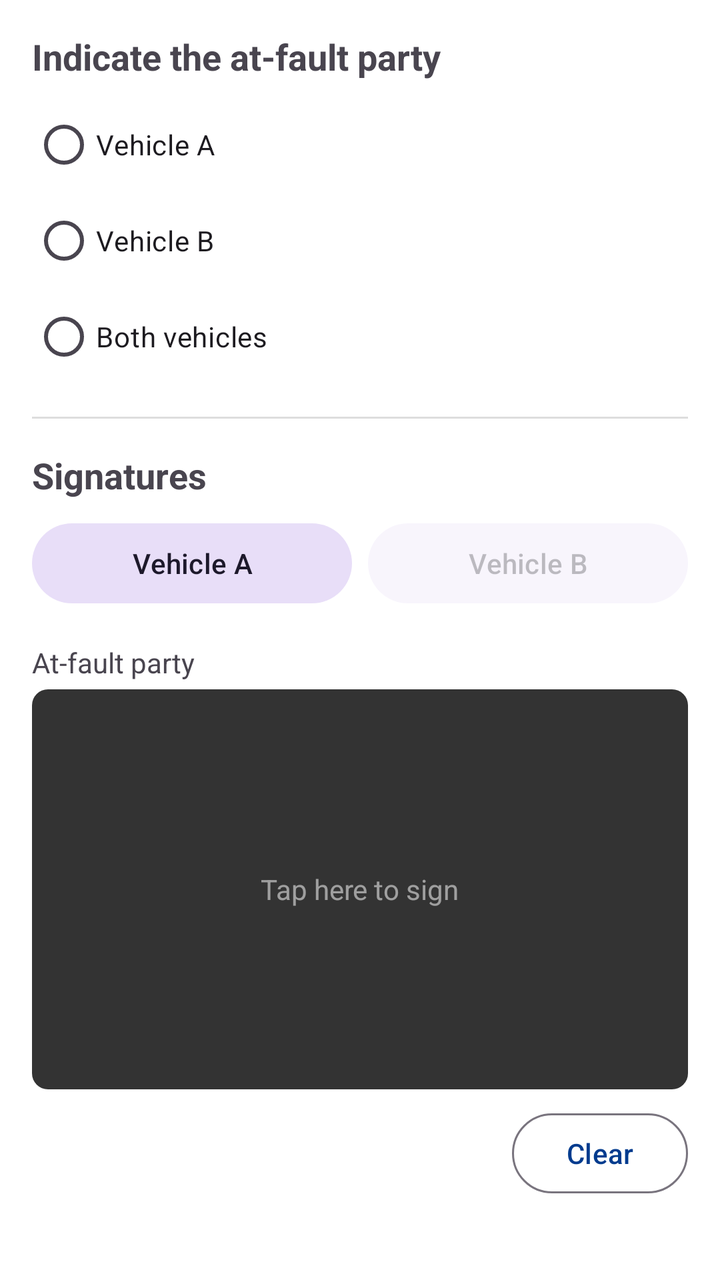
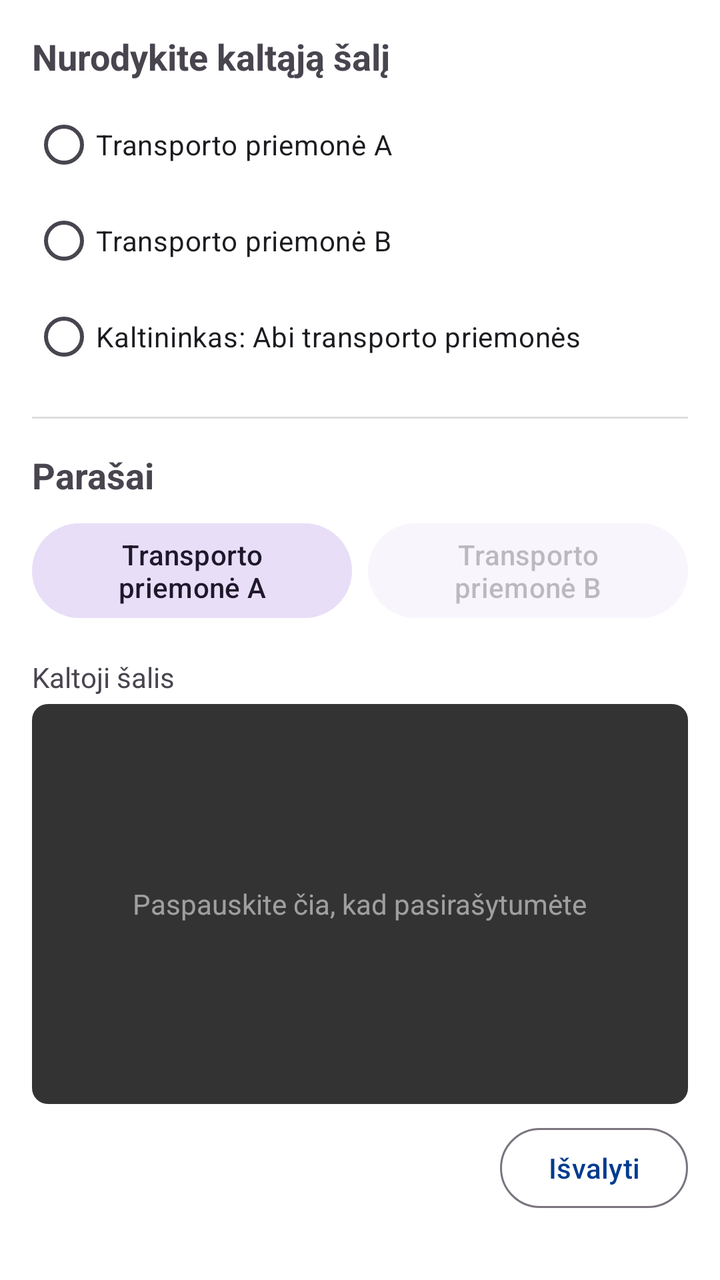

The first picture is an Android layout as it rendered before a commit; the second is the same layout after the commit. The layout source and the unified diff follow.
<!-- AndroidManifest.xml: application theme Theme.AccidentReportingApp -->
<!-- res/layout/step_fault_signature.xml -->
<?xml version="1.0" encoding="utf-8"?>
<ScrollView xmlns:android="http://schemas.android.com/apk/res/android"
    android:layout_width="match_parent"
    android:layout_height="match_parent"
    android:fillViewport="true">

    <LinearLayout
        android:layout_width="match_parent"
        android:layout_height="wrap_content"
        android:orientation="vertical"
        android:padding="16dp">

        <TextView
            android:layout_width="wrap_content"
            android:layout_height="wrap_content"
            android:text="Indicate the at-fault party"
            android:textSize="18sp"
            android:textStyle="bold"
            android:layout_marginBottom="8dp" />

        <RadioGroup
            android:id="@+id/radio_group_fault"
            android:layout_width="match_parent"
            android:layout_height="wrap_content"
            android:orientation="vertical">

            <RadioButton
                android:id="@+id/radio_fault_a"
                android:layout_width="wrap_content"
                android:layout_height="wrap_content"
                android:text="Vehicle A" />

            <RadioButton
                android:id="@+id/radio_fault_b"
                android:layout_width="wrap_content"
                android:layout_height="wrap_content"
                android:text="Vehicle B" />

            <RadioButton
                android:id="@+id/radio_fault_both"
                android:layout_width="wrap_content"
                android:layout_height="wrap_content"
                android:text="Both vehicles" />
        </RadioGroup>

        <TextView
            android:id="@+id/tv_fault_summary"
            android:layout_width="match_parent"
            android:layout_height="wrap_content"
            android:layout_marginTop="8dp"
            android:textColor="@color/accent"
            android:visibility="gone" />

        <View
            android:layout_width="match_parent"
            android:layout_height="1dp"
            android:background="#DDDDDD"
            android:layout_marginVertical="16dp" />

        <TextView
            android:layout_width="wrap_content"
            android:layout_height="wrap_content"
            android:text="Signatures"
            android:textSize="18sp"
            android:textStyle="bold"
            android:layout_marginBottom="8dp" />

        <LinearLayout
            android:layout_width="match_parent"
            android:layout_height="wrap_content"
            android:orientation="horizontal"
            android:layout_marginBottom="16dp">

            <com.google.android.material.button.MaterialButton
                android:id="@+id/tab_sig_a"
                style="@style/Widget.Material3.Button.TonalButton"
                android:layout_width="0dp"
                android:layout_height="wrap_content"
                android:layout_weight="1"
                android:text="Vehicle A"
                android:layout_marginEnd="4dp" />

            <com.google.android.material.button.MaterialButton
                android:id="@+id/tab_sig_b"
                style="@style/Widget.Material3.Button.TonalButton"
                android:layout_width="0dp"
                android:layout_height="wrap_content"
                android:layout_weight="1"
                android:text="Vehicle B"
                android:layout_marginStart="4dp"
                android:alpha="0.3"/>
        </LinearLayout>

        <TextView
            android:layout_width="wrap_content"
            android:layout_height="wrap_content"
            android:text="At-fault party"
            android:textSize="14sp"
            android:layout_marginBottom="4dp" />

        <FrameLayout
            android:id="@+id/signature_container"
            android:layout_width="match_parent"
            android:layout_height="200dp"
            android:background="@drawable/bg_signature_canvas">

            <TextView
                android:id="@+id/tv_sign_hint"
                android:layout_width="wrap_content"
                android:layout_height="wrap_content"
                android:layout_gravity="center"
                android:text="Tap here to sign"
                android:textColor="#88FFFFFF" />
        </FrameLayout>

        <com.google.android.material.button.MaterialButton
            android:id="@+id/btn_clear_signature"
            style="@style/Widget.Material3.Button.OutlinedButton"
            android:layout_width="wrap_content"
            android:layout_height="wrap_content"
            android:layout_gravity="end"
            android:layout_marginTop="8dp"
            android:text="Clear" />

    </LinearLayout>
</ScrollView>
<!-- resources referenced by this layout -->
<resources>
  <color name="accent">#A57982</color>
  <!-- drawable bg_signature_canvas (drawable) -->
  <?xml version="1.0" encoding="utf-8"?>
  <shape xmlns:android="http://schemas.android.com/apk/res/android">
      <solid android:color="@color/surface_dark" />
      <corners android:radius="8dp" />
  </shape>
  <style name="Theme.AccidentReportingApp" parent="Base.Theme.AccidentReportingApp" />
  <color name="surface_dark">#333333</color>
  <style name="Base.Theme.AccidentReportingApp" parent="Theme.Material3.DayNight.NoActionBar">
          
          <item name="colorPrimary">@color/primary</item>
          <item name="colorOnPrimary">@color/white</item>
          <item name="colorPrimaryContainer">@color/primary_container</item>
  
          
          <item name="android:windowBackground">@color/white</item>
      </style>
  <color name="primary">#003B8E</color>
  <color name="white">#FFFFFFFF</color>
  <color name="primary_container">#F0D3F7</color>
</resources>

<!-- the commit's change to res/layout/step_fault_signature.xml (unified diff, before → after) -->
@@ -13,7 +13,7 @@
         <TextView
             android:layout_width="wrap_content"
             android:layout_height="wrap_content"
-            android:text="Indicate the at-fault party"
+            android:text="@string/label_indicate_fault"
             android:textSize="18sp"
             android:textStyle="bold"
             android:layout_marginBottom="8dp" />
@@ -28,19 +28,19 @@
                 android:id="@+id/radio_fault_a"
                 android:layout_width="wrap_content"
                 android:layout_height="wrap_content"
-                android:text="Vehicle A" />
+                android:text="@string/header_vehicle_a" />
 
             <RadioButton
                 android:id="@+id/radio_fault_b"
                 android:layout_width="wrap_content"
                 android:layout_height="wrap_content"
-                android:text="Vehicle B" />
+                android:text="@string/header_vehicle_b" />
 
             <RadioButton
                 android:id="@+id/radio_fault_both"
                 android:layout_width="wrap_content"
                 android:layout_height="wrap_content"
-                android:text="Both vehicles" />
+                android:text="@string/summary_fault_both" />
         </RadioGroup>
 
         <TextView
@@ -60,7 +60,7 @@
         <TextView
             android:layout_width="wrap_content"
             android:layout_height="wrap_content"
-            android:text="Signatures"
+            android:text="@string/label_signatures"
             android:textSize="18sp"
             android:textStyle="bold"
             android:layout_marginBottom="8dp" />
@@ -77,7 +77,7 @@
                 android:layout_width="0dp"
                 android:layout_height="wrap_content"
                 android:layout_weight="1"
-                android:text="Vehicle A"
+                android:text="@string/header_vehicle_a"
                 android:layout_marginEnd="4dp" />
 
             <com.google.android.material.button.MaterialButton
@@ -86,7 +86,7 @@
                 android:layout_width="0dp"
                 android:layout_height="wrap_content"
                 android:layout_weight="1"
-                android:text="Vehicle B"
+                android:text="@string/header_vehicle_b"
                 android:layout_marginStart="4dp"
                 android:alpha="0.3"/>
         </LinearLayout>
@@ -94,7 +94,7 @@
         <TextView
             android:layout_width="wrap_content"
             android:layout_height="wrap_content"
-            android:text="At-fault party"
+            android:text="@string/label_at_fault_party"
             android:textSize="14sp"
             android:layout_marginBottom="4dp" />
 
@@ -109,7 +109,7 @@
                 android:layout_width="wrap_content"
                 android:layout_height="wrap_content"
                 android:layout_gravity="center"
-                android:text="Tap here to sign"
+                android:text="@string/hint_tap_to_sign"
                 android:textColor="#88FFFFFF" />
         </FrameLayout>
 
@@ -120,7 +120,7 @@
             android:layout_height="wrap_content"
             android:layout_gravity="end"
             android:layout_marginTop="8dp"
-            android:text="Clear" />
+            android:text="@string/btn_clear" />
 
     </LinearLayout>
 </ScrollView>
<!-- resource entries referenced after the edit -->
@@ -7,6 +7,14 @@
       <solid android:color="@color/surface_dark" />
       <corners android:radius="8dp" />
   </shape>
+  <string name="btn_clear">Išvalyti</string>
+  <string name="header_vehicle_a">Transporto priemonė A</string>
+  <string name="header_vehicle_b">Transporto priemonė B</string>
+  <string name="hint_tap_to_sign">Paspauskite čia, kad pasirašytumėte</string>
+  <string name="label_at_fault_party">Kaltoji šalis</string>
+  <string name="label_indicate_fault">Nurodykite kaltąją šalį</string>
+  <string name="label_signatures">Parašai</string>
+  <string name="summary_fault_both">Kaltininkas: Abi transporto priemonės</string>
   <style name="Theme.AccidentReportingApp" parent="Base.Theme.AccidentReportingApp" />
   <color name="surface_dark">#333333</color>
   <style name="Base.Theme.AccidentReportingApp" parent="Theme.Material3.DayNight.NoActionBar">
